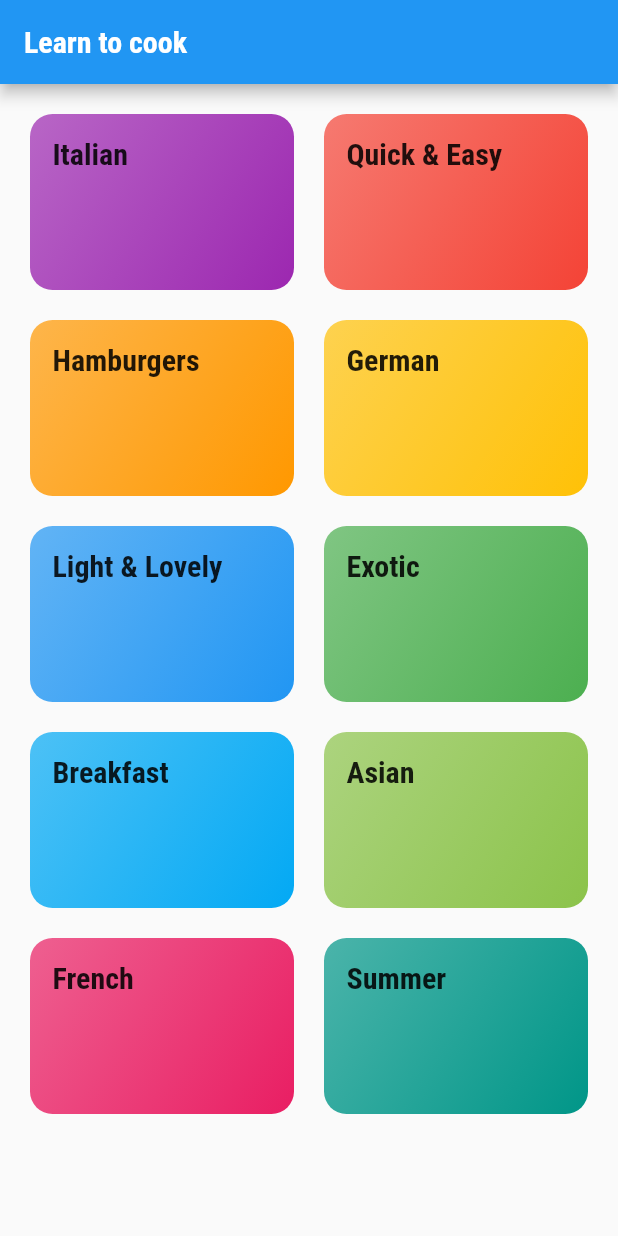
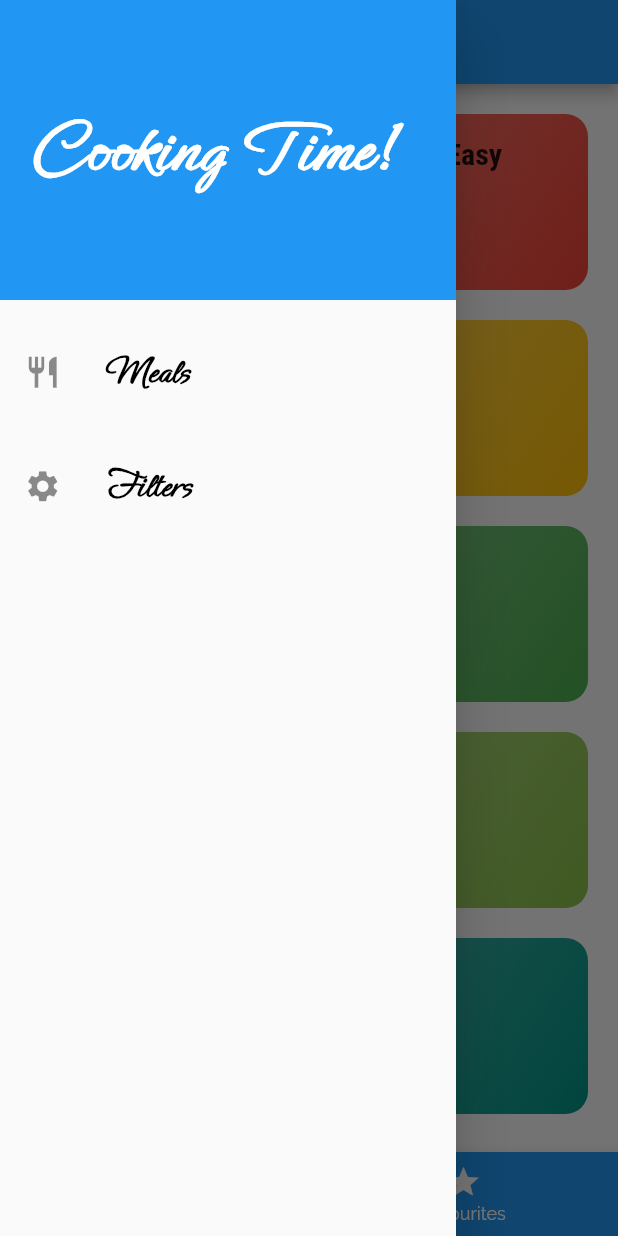
Before and after one commit to Keno-AI/flutter_practice_projects, a Flutter app: the screen it shows after launch, with the side drawer open (before the commit the screen has no drawer), on a phone screen of 412 x 824 dp. Run offline on Flutter 3.47's test engine with Material 2 defaults, Android fonts, the phone set to English and light mode, and no system bars.

Commit message:
Finished Meals App (almost).Explored Navigation World of Flutter

```diff
--- a/meals/lib/main.dart
+++ b/meals/lib/main.dart
@@ -1,10 +1,52 @@
 import 'package:flutter/material.dart';
-import './categories_screen.dart';
-import './category_meals_screen.dart';
+import 'package:flutter_complete_guide/dummy_data.dart';
+import 'package:flutter_complete_guide/models/meal.dart';
+import 'package:flutter_complete_guide/screens/tabs_screen.dart';
+import './screens/categories_screen.dart';
+import './screens/category_meals_screen.dart';
+import './screens/meal_detail_screen.dart';
+import './screens/filters_screen.dart';
 
 void main() => runApp(MyApp());
 
-class MyApp extends StatelessWidget {
+class MyApp extends StatefulWidget {
+
+  @override
+  State<MyApp> createState() => _MyAppState();
+}
+
+class _MyAppState extends State<MyApp> {
+  Map<String,bool> filters = {
+    'gluten': false,
+    'lactose': false,
+    'vegan': false,
+    'vegetarian': false
+  };
+
+  List<Meal> availableMeals = DUMMY_MEALS;
+
+
+  void saveFilters(Map<String,bool> filtersData) {
+   setState(() {
+     filters = filtersData;
+     availableMeals = DUMMY_MEALS.where((meal) {
+       if(filters['gluten'] && !meal.isGlutenFree){
+         return false;
+       }
+       if(filters['lactose'] && !meal.isLactoseFree){
+         return false;
+       }
+       if(filters['vegan'] && !meal.isVegan){
+         return false;
+       }
+       if(filters['vegetarian'] && !meal.isVegetarian){
+         return false;
+       }
+       return true;
+     }).toList();
+   });
+}
+
   @override
   Widget build(BuildContext context) {
     return MaterialApp(
@@ -12,7 +54,6 @@ class MyApp extends StatelessWidget {
       theme: ThemeData(
           primarySwatch: Colors.blue,
           fontFamily: 'Raleway',
-
           textTheme: ThemeData.light().textTheme.copyWith(
               bodyText1: TextStyle(
                 color: Color.fromRGBO(0, 0, 0, 1),
@@ -24,11 +65,12 @@ class MyApp extends StatelessWidget {
                 fontFamily: 'RobotoCondensed',
                 fontSize: 20,
                 fontWeight: FontWeight.bold,
-            )
-          )),
-      home: CategoriesScreen(),
+              ))),
+      home: TabsScreen(),
       routes: {
-        CategoryMealsScreen.routeName : (context) => CategoryMealsScreen(),
+        CategoryMealsScreen.routeName: (context) => CategoryMealsScreen(availableMeals),
+        MaealDetailScreen.routeName: (context) => MaealDetailScreen(),
+        FiltersScreen.routeName: (context) => FiltersScreen(filters,saveFilters),
       },
     );
   }
--- a/meals/lib/categories_screen.dart
+++ b/meals/lib/screens/categories_screen.dart
@@ -1,13 +1,11 @@
 import 'package:flutter/material.dart';
-import './dummy_data.dart';
-import './category_item.dart';
+import '../dummy_data.dart';
+import '../widgets/category_item.dart';
 
 class CategoriesScreen extends StatelessWidget {
   @override
   Widget build(BuildContext context) {
-    return Scaffold(
-      appBar: AppBar (title: const Text('Learn to cook'),),
-      body: GridView(
+    return  GridView(
         padding: EdgeInsets.all(20),
         children: DUMMY_CATEGORIES.map((catData) {
           return CategoryItem(catData.id, catData.title,catData.color);
@@ -17,7 +15,6 @@ class CategoriesScreen extends StatelessWidget {
             childAspectRatio: 3 / 2,
             mainAxisSpacing: 20,
             crossAxisSpacing: 20,),
-      ),
-    );
+      );
   }
 }
--- /dev/null
+++ b/meals/lib/screens/tabs_screen.dart
@@ -0,0 +1,72 @@
+import 'package:flutter/material.dart';
+import '../widgets/main_drawer.dart';
+import './favourites_screen.dart';
+import './categories_screen.dart';
+
+class TabsScreen extends StatefulWidget {
+  @override
+  _TabsScreenState createState() => _TabsScreenState();
+}
+
+class _TabsScreenState extends State<TabsScreen> {
+  final List<Map<String, Object>> pages = [
+    {'page': CategoriesScreen(), 'title': 'Categories'},
+    {'page': FavouritesScreen(), 'title': 'Favourites'},
+  ];
+
+  int selectedPage = 0;
+
+  void selectPage(int index) {
+    setState(() {
+      selectedPage = index;
+    });
+  }
+
+  @override
+  Widget build(BuildContext context) {
+    return Scaffold(
+      appBar: AppBar(
+        title: Text(pages[selectedPage]['title']),
+      ),
+      drawer: MainDrawer(),
+      body: pages[selectedPage]['page'],
+      bottomNavigationBar: BottomNavigationBar(
+        onTap: selectPage,
+        backgroundColor: Theme.of(context).primaryColor,
+        unselectedItemColor: Colors.white,
+        selectedItemColor: Colors.amber,
+        currentIndex: selectedPage,
+        items: [
+          BottomNavigationBarItem(
+            icon: Icon(Icons.category),
+            label: 'Categories',
+          ),
+          BottomNavigationBarItem(
+            icon: Icon(Icons.star),
+            label: 'Favourites',
+          )
+        ],
+      ),
+    );
+  }
+}
+
+
+
+// DefaultTabController(
+//         length: 2,
+//         child: Scaffold(
+//           appBar: AppBar(
+//             title: Text('Meals'),
+//             bottom: TabBar(
+//               tabs: <Widget>[
+//                 Tab(icon: Icon(Icons.category),text: 'Categories',),
+//                 Tab(icon: Icon(Icons.star),text: 'Favourites',),
+//               ],
+//             ),
+//           ),
+//           body: TabBarView(children: [
+//             CategoriesScreen(),
+//             FavouritesScreen(),
+//           ],),
+//         ));
--- a/meals/lib/category_item.dart
+++ b/meals/lib/widgets/category_item.dart
@@ -1,5 +1,5 @@
 import 'package:flutter/material.dart';
-import './category_meals_screen.dart';
+import '../screens/category_meals_screen.dart';
 
 class CategoryItem extends StatelessWidget {
   final String id;
--- /dev/null
+++ b/meals/lib/widgets/main_drawer.dart
@@ -0,0 +1,70 @@
+import 'package:flutter/material.dart';
+import '../screens/filters_screen.dart';
+
+class MainDrawer extends StatelessWidget {
+  @override
+  Widget build(BuildContext context) {
+    return Drawer(
+      child: Column(
+        children: [
+          Container(
+            alignment: Alignment.centerLeft,
+            height: 200,
+            width: double.infinity,
+            color: Colors.blue,
+            padding: EdgeInsets.all(20),
+            child: Text(
+              'Cooking Time!',
+              textAlign: TextAlign.center,
+              style: TextStyle(
+                  fontFamily: 'Ephesis',
+                  color: Colors.white,
+                  fontSize: 50,
+                  fontWeight: FontWeight.bold,
+
+                  ),
+            ),
+          ),
+          SizedBox(
+            height: 20,
+          ),
+          ListTile(
+            leading: Icon(
+              Icons.restaurant,
+              size: 25,
+            ),
+            title: Text(
+              'Meals',
+              style: TextStyle(
+                  fontFamily: 'Ephesis',
+                  fontSize: 25,
+                  fontWeight: FontWeight.bold),
+            ),
+            onTap: () {
+              Navigator.of(context).pushReplacementNamed('/');
+            },
+          ),
+          SizedBox(
+            height: 20,
+          ),
+          ListTile(
+            leading: Icon(
+              Icons.settings,
+              size: 25,
+            ),
+            title: Text(
+              'Filters',
+              style: TextStyle(
+                  fontFamily: 'Ephesis',
+                  fontSize: 25,
+                  fontWeight: FontWeight.bold),
+            ),
+            onTap: () {
+              Navigator.of(context).pushReplacementNamed(FiltersScreen.routeName);
+            },
+          ),
+        ],
+      ),
+    );
+  }
+}
```
Also changed, not shown: meals/lib/category_meals_screen.dart (deleted, +0 -26 lines), meals/lib/screens/category_meals_screen.dart (added, +66 -0 lines), meals/lib/screens/favourites_screen.dart (added, +12 -0 lines), meals/lib/screens/filters_screen.dart (added, +124 -0 lines), meals/lib/screens/meal_detail_screen.dart (added, +103 -0 lines), meals/lib/widgets/meal_item.dart (added, +148 -0 lines). Lines whose indentation alone changed are shown as unchanged.
